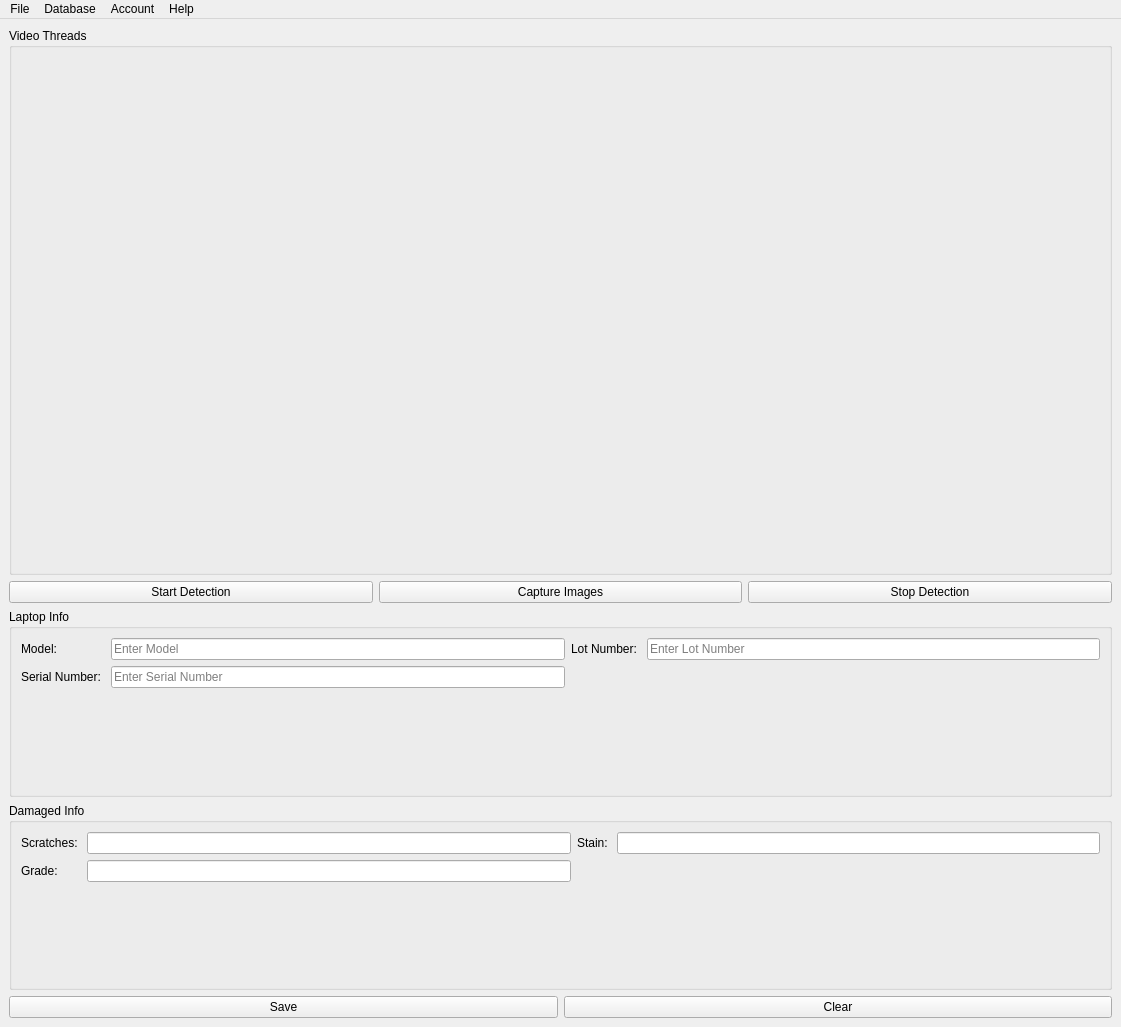
The window that draft.ui (semi-apple/DetectionApp) describes before a commit, drawn with Qt 5.
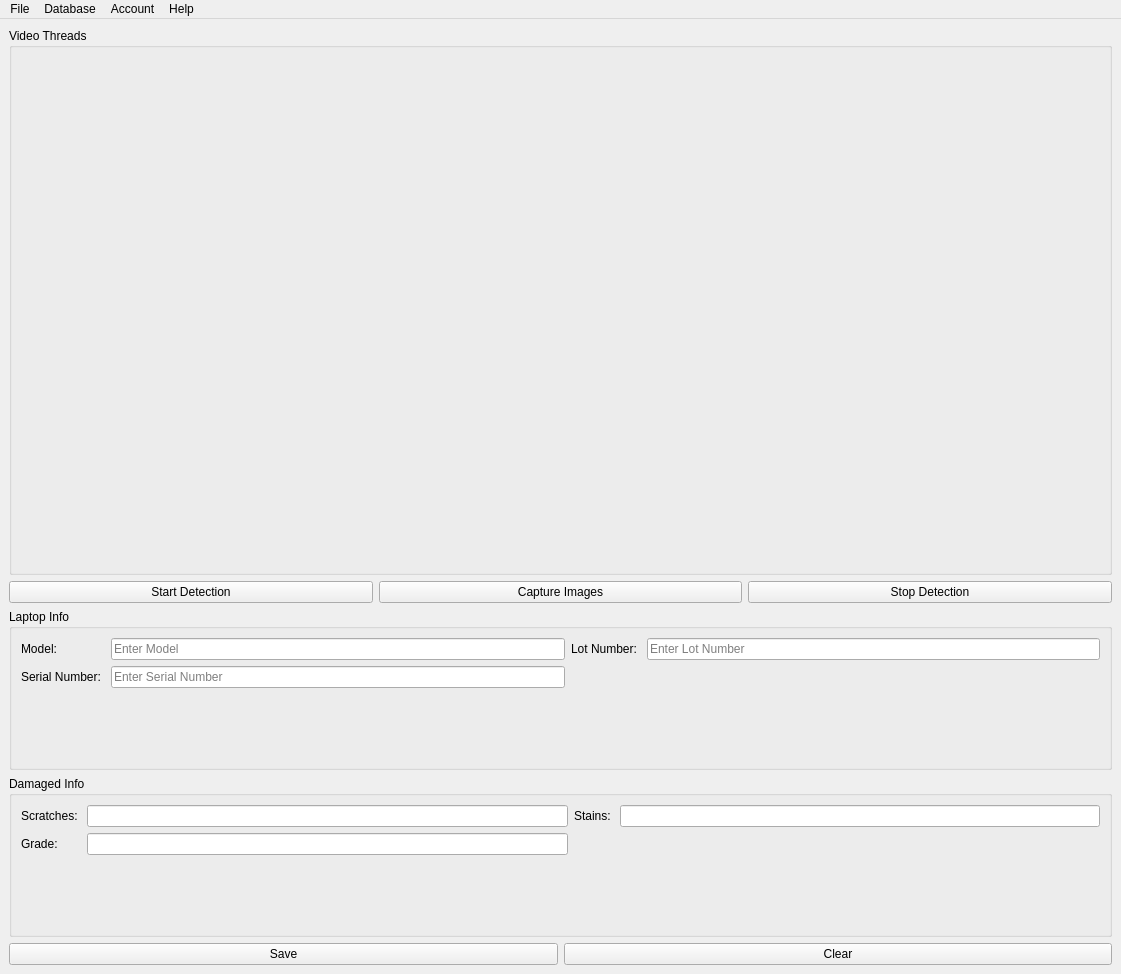
The same window after the commit.

```diff
--- a/draft.ui
+++ b/draft.ui
@@ -7,7 +7,7 @@
     <x>0</x>
     <y>0</y>
     <width>1121</width>
-    <height>1027</height>
+    <height>974</height>
    </rect>
   </property>
   <property name="sizePolicy">
@@ -44,70 +44,6 @@
          <property name="sizeConstraint">
           <enum>QLayout::SizeConstraint::SetDefaultConstraint</enum>
          </property>
-         <item row="1" column="0">
-          <widget class="QLabel" name="video_thread_1">
-           <property name="sizePolicy">
-            <sizepolicy hsizetype="Expanding" vsizetype="Expanding">
-             <horstretch>0</horstretch>
-             <verstretch>0</verstretch>
-            </sizepolicy>
-           </property>
-           <property name="minimumSize">
-            <size>
-             <width>250</width>
-             <height>250</height>
-            </size>
-           </property>
-           <property name="text">
-            <string/>
-           </property>
-          </widget>
-         </item>
-         <item row="0" column="1">
-          <widget class="QLabel" name="video_thread_3">
-           <property name="sizePolicy">
-            <sizepolicy hsizetype="Expanding" vsizetype="Expanding">
-             <horstretch>0</horstretch>
-             <verstretch>0</verstretch>
-            </sizepolicy>
-           </property>
-           <property name="text">
-            <string/>
-           </property>
-          </widget>
-         </item>
-         <item row="0" column="0">
-          <widget class="QLabel" name="video_thread_2">
-           <property name="sizePolicy">
-            <sizepolicy hsizetype="Expanding" vsizetype="Expanding">
-             <horstretch>0</horstretch>
-             <verstretch>0</verstretch>
-            </sizepolicy>
-           </property>
-           <property name="minimumSize">
-            <size>
-             <width>250</width>
-             <height>250</height>
-            </size>
-           </property>
-           <property name="text">
-            <string/>
-           </property>
-          </widget>
-         </item>
-         <item row="0" column="2">
-          <widget class="QLabel" name="video_thread_4">
-           <property name="sizePolicy">
-            <sizepolicy hsizetype="Expanding" vsizetype="Expanding">
-             <horstretch>0</horstretch>
-             <verstretch>0</verstretch>
-            </sizepolicy>
-           </property>
-           <property name="text">
-            <string/>
-           </property>
-          </widget>
-         </item>
          <item row="1" column="1">
           <widget class="QLabel" name="video_thread_5">
            <property name="sizePolicy">
@@ -121,6 +57,25 @@
            </property>
           </widget>
          </item>
+         <item row="1" column="0">
+          <widget class="QLabel" name="video_thread_4">
+           <property name="sizePolicy">
+            <sizepolicy hsizetype="Expanding" vsizetype="Expanding">
+             <horstretch>0</horstretch>
+             <verstretch>0</verstretch>
+            </sizepolicy>
+           </property>
+           <property name="minimumSize">
+            <size>
+             <width>250</width>
+             <height>250</height>
+            </size>
+           </property>
+           <property name="text">
+            <string/>
+           </property>
+          </widget>
+         </item>
          <item row="1" column="2">
           <widget class="QLabel" name="video_thread_6">
            <property name="sizePolicy">
@@ -134,6 +89,51 @@
            </property>
           </widget>
          </item>
+         <item row="0" column="0">
+          <widget class="QLabel" name="video_thread_1">
+           <property name="sizePolicy">
+            <sizepolicy hsizetype="Expanding" vsizetype="Expanding">
+             <horstretch>0</horstretch>
+             <verstretch>0</verstretch>
+            </sizepolicy>
+           </property>
+           <property name="minimumSize">
+            <size>
+             <width>250</width>
+             <height>250</height>
+            </size>
+           </property>
+           <property name="text">
+            <string/>
+           </property>
+          </widget>
+         </item>
+         <item row="0" column="2">
+          <widget class="QLabel" name="video_thread_3">
+           <property name="sizePolicy">
+            <sizepolicy hsizetype="Expanding" vsizetype="Expanding">
+             <horstretch>0</horstretch>
+             <verstretch>0</verstretch>
+            </sizepolicy>
+           </property>
+           <property name="text">
+            <string/>
+           </property>
+          </widget>
+         </item>
+         <item row="0" column="1">
+          <widget class="QLabel" name="video_thread_2">
+           <property name="sizePolicy">
+            <sizepolicy hsizetype="Expanding" vsizetype="Expanding">
+             <horstretch>0</horstretch>
+             <verstretch>0</verstretch>
+            </sizepolicy>
+           </property>
+           <property name="text">
+            <string/>
+           </property>
+          </widget>
+         </item>
         </layout>
        </item>
       </layout>
@@ -301,7 +301,7 @@
          <item row="0" column="2">
           <widget class="QLabel" name="stain_label">
            <property name="text">
-            <string>Stain: </string>
+            <string>Stains: </string>
            </property>
           </widget>
          </item>
```
Left out of the diff: 13 changed lines with no effect on the pictures.
